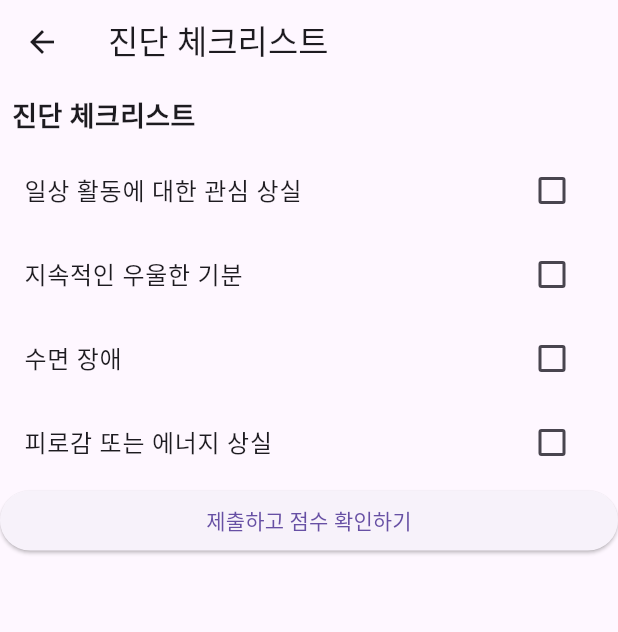
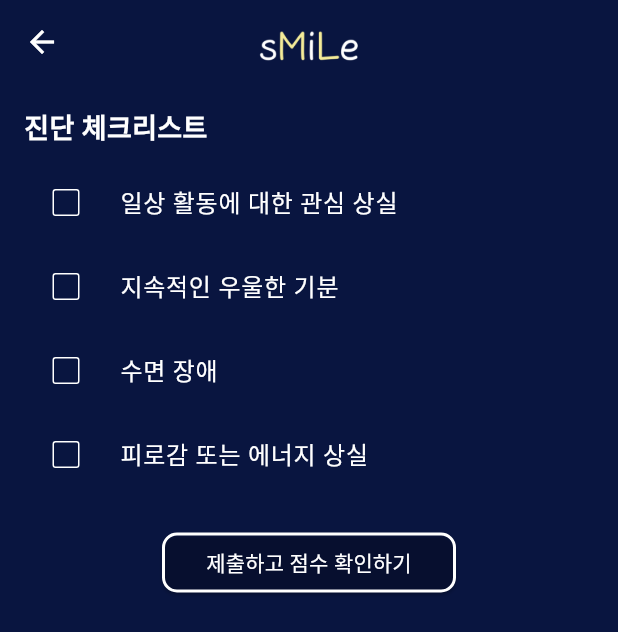
Before and after one commit to bk123477/2024-SolutionChallenge-sMiLe, a Flutter app: the DepressionChecklistScreen screen opened directly, on a phone screen of 412 x 824 dp. Shown: the top 632 px of the screen. Run offline on Flutter 3.47's test engine with Material 3 defaults, Android fonts, the phone set to English and light mode, and no system bars.

Commit message:
design : depression_checklist_screen

```diff
--- a/lib/screen/part1/depression_checklist_screen.dart
+++ b/lib/screen/part1/depression_checklist_screen.dart
@@ -1,5 +1,6 @@
 import 'package:flutter/material.dart';
 import 'package:smile_front/screen/part1/result_screen.dart';
+import '../../config/palette.dart'; // Palette 설정이 포함된 경로를 확인해주세요.
 
 class DepressionChecklistScreen extends StatefulWidget {
   const DepressionChecklistScreen({Key? key}) : super(key: key);
@@ -9,20 +10,17 @@ class DepressionChecklistScreen extends StatefulWidget {
 }
 
 class _DepressionChecklistScreenState extends State<DepressionChecklistScreen> {
-  // 체크리스트 데이터 - 예시
   final List<String> symptoms = [
     "일상 활동에 대한 관심 상실",
     "지속적인 우울한 기분",
     "수면 장애",
     "피로감 또는 에너지 상실",
-    // ... 기타 증상들
   ];
-  final List<bool> checked = []; // 체크 상태를 추적하는 리스트
+  final List<bool> checked = [];
 
   @override
   void initState() {
     super.initState();
-    // 모든 증상에 대해 체크 상태 초기화
     checked.addAll(List.generate(symptoms.length, (index) => false));
   }
 
@@ -30,27 +28,50 @@ class _DepressionChecklistScreenState extends State<DepressionChecklistScreen> {
   Widget build(BuildContext context) {
     return Scaffold(
       appBar: AppBar(
-        title: Text('진단 체크리스트'),
+        backgroundColor: Colors.transparent,
+        elevation: 0,
+        iconTheme: IconThemeData(
+          color: Colors.white, // AppBar 아이콘 색상을 흰색으로 설정
+        ),
+        title: Image.asset(
+          'asset/img/smilelettering.png', // 앱바에 들어갈 이미지 경로
+          height: 40.0, // 이미지 높이 조절
+        ),
+        centerTitle: true,
       ),
+      backgroundColor: Palette.bgColor, // 배경색 설정
       body: ListView(
+        padding: const EdgeInsets.all(8.0),
         children: <Widget>[
           Padding(
             padding: const EdgeInsets.all(8.0),
-            child: Text('진단 체크리스트', style: TextStyle(fontSize: 18, fontWeight: FontWeight.bold)),
+            child: Text('진단 체크리스트', style: TextStyle(fontSize: 18, fontWeight: FontWeight.bold, color: Colors.white)),
           ),
-          for (int i = 0; i < symptoms.length; i++)
-            CheckboxListTile(
-              value: checked[i],
-              onChanged: (bool? value) {
-                setState(() {
-                  checked[i] = value!;
-                });
-              },
-              title: Text(symptoms[i]),
+          ...symptoms.map((symptom) => CheckboxListTile(
+            value: checked[symptoms.indexOf(symptom)],
+            onChanged: (bool? value) {
+              setState(() {
+                checked[symptoms.indexOf(symptom)] = value!;
+              });
+            },
+            title: Text(symptom, style: TextStyle(color: Colors.white)),
+            checkColor: Palette.bgColor, // 체크박스 내부 색상
+            activeColor: Colors.white, // 체크박스 외부 색상
+            controlAffinity: ListTileControlAffinity.leading, // 체크박스를 텍스트 앞으로 이동
+            side: BorderSide(color: Colors.white), // 체크박스 테두리 색상
+          ))
+              .toList(),
+          Padding(
+            padding: const EdgeInsets.symmetric(horizontal: 100.0, vertical: 20.0),
+            child: ElevatedButton(
+              onPressed: _submitChecklist,
+              child: Text('제출하고 점수 확인하기', style: TextStyle(color: Colors.white)),
+              style: ElevatedButton.styleFrom(
+                primary: Colors.transparent,
+                side: BorderSide(color: Colors.white, width: 2),
+                shape: RoundedRectangleBorder(borderRadius: BorderRadius.circular(10)),
+              ),
             ),
-          ElevatedButton(
-            onPressed: _submitChecklist,
-            child: Text('제출하고 점수 확인하기'),
           ),
         ],
       ),
@@ -58,10 +79,9 @@ class _DepressionChecklistScreenState extends State<DepressionChecklistScreen> {
   }
 
   void _submitChecklist() {
-    // 체크리스트 제출 로직
     Navigator.push(
       context,
-      MaterialPageRoute(builder: (context) => ResultScreen()), // 가상의 결과 스크린
+      MaterialPageRoute(builder: (context) => ResultScreen()),
     );
   }
 }
```
